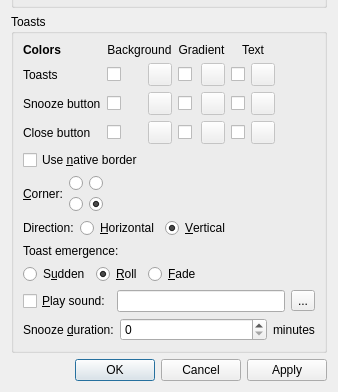
Old version of the form OptionsDialog.ui in the repository FraGag/Alarmz; both pictures show x 0 to 338 and y 172 to 564 of the 338 by 564 pixel window.
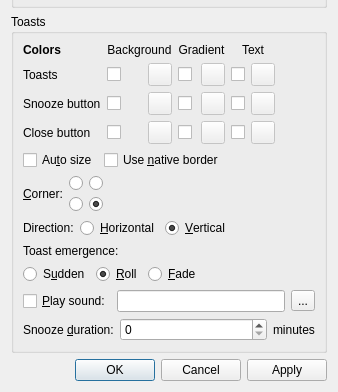
New version of the form.

Commit message: - Added missing auto-size option in the Options window (fixes issue #4) - Fix size of already visible toasts when the auto-size option is toggled - Updated French translation for the new option - Updated help files with documentation for the new option - Bump version of installer to 2.0.2 - Remove .gitignore files

The edit to the form file:
```diff
--- a/OptionsDialog.ui
+++ b/OptionsDialog.ui
@@ -458,6 +458,18 @@
        </layout>
       </item>
       <item>
+       <layout class="QHBoxLayout" name="horizontalLayout">
+        <item>
+         <widget class="QCheckBox" name="autoSizeCheckBox">
+          <property name="whatsThis">
+           <string>When checked, toasts will be resized to fit their contents.</string>
+          </property>
+          <property name="text">
+           <string>Au&amp;to size</string>
+          </property>
+         </widget>
+        </item>
+        <item>
        <widget class="QCheckBox" name="useNativeBorderCheckBox">
         <property name="whatsThis">
          <string>When checked, uses the native frame border from the windowing system. When unchecked, removes the native frame from the windowing system and draws an outset border.</string>
@@ -466,6 +478,21 @@
          <string>Use &amp;native border</string>
         </property>
        </widget>
+        </item>
+        <item>
+         <spacer name="horizontalSpacer">
+          <property name="orientation">
+           <enum>Qt::Horizontal</enum>
+          </property>
+          <property name="sizeHint" stdset="0">
+           <size>
+            <width>88</width>
+            <height>17</height>
+           </size>
+          </property>
+         </spacer>
+        </item>
+       </layout>
       </item>
       <item>
        <widget class="QWidget" native="true">
```
Lines whose indentation alone changed are shown as unchanged. The commit also changes 12 other files.
